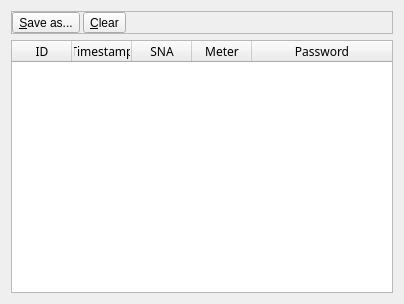
First picture: the form in Forms/CredentialsUI.ui, repository TarlogicSecurity/PLCTool, before the edit.
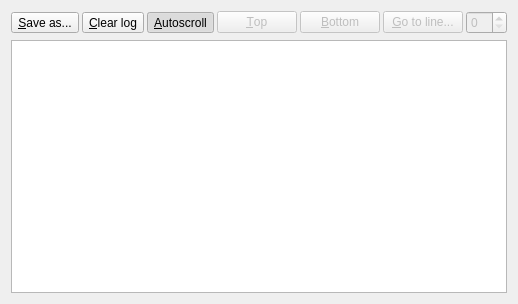
Second picture: the form after the edit.

The edit to the form file:
```diff
--- a/Forms/CredentialsUI.ui
+++ b/Forms/CredentialsUI.ui
@@ -17,7 +17,7 @@
    <item row="0" column="0">
     <widget class="QFrame" name="frame">
      <property name="frameShape">
-      <enum>QFrame::StyledPanel</enum>
+      <enum>QFrame::NoFrame</enum>
      </property>
      <property name="frameShadow">
       <enum>QFrame::Raised</enum>
@@ -38,38 +38,88 @@
       <property name="spacing">
        <number>3</number>
       </property>
-      <item row="0" column="0">
-       <widget class="QToolButton" name="saveButton">
+      <item row="1" column="2">
+       <widget class="QToolButton" name="autoScrollButton">
         <property name="text">
-         <string>&amp;Save as...</string>
+         <string>&amp;Autoscroll</string>
         </property>
-       </widget>
-      </item>
-      <item row="0" column="1">
-       <widget class="QToolButton" name="clearButton">
-        <property name="text">
-         <string>&amp;Clear</string>
+        <property name="checkable">
+         <bool>true</bool>
         </property>
+        <property name="checked">
+         <bool>true</bool>
+        </property>
        </widget>
       </item>
-      <item row="0" column="2">
+      <item row="1" column="7">
        <spacer name="horizontalSpacer">
         <property name="orientation">
          <enum>Qt::Horizontal</enum>
         </property>
         <property name="sizeHint" stdset="0">
          <size>
-          <width>270</width>
+          <width>499</width>
           <height>20</height>
          </size>
         </property>
        </spacer>
       </item>
+      <item row="1" column="3">
+       <widget class="QPushButton" name="topButton">
+        <property name="enabled">
+         <bool>false</bool>
+        </property>
+        <property name="text">
+         <string>&amp;Top</string>
+        </property>
+       </widget>
+      </item>
+      <item row="1" column="1">
+       <widget class="QToolButton" name="clearButton">
+        <property name="text">
+         <string>&amp;Clear log</string>
+        </property>
+       </widget>
+      </item>
+      <item row="1" column="5">
+       <widget class="QPushButton" name="gotoButton">
+        <property name="enabled">
+         <bool>false</bool>
+        </property>
+        <property name="text">
+         <string>&amp;Go to line...</string>
+        </property>
+       </widget>
+      </item>
+      <item row="1" column="0">
+       <widget class="QToolButton" name="saveButton">
+        <property name="text">
+         <string>&amp;Save as...</string>
+        </property>
+       </widget>
+      </item>
+      <item row="1" column="4">
+       <widget class="QPushButton" name="bottomButton">
+        <property name="enabled">
+         <bool>false</bool>
+        </property>
+        <property name="text">
+         <string>&amp;Bottom</string>
+        </property>
+       </widget>
+      </item>
+      <item row="1" column="6">
+       <widget class="QSpinBox" name="lineSpin">
+        <property name="enabled">
+         <bool>false</bool>
+        </property>
+       </widget>
+      </item>
      </layout>
     </widget>
    </item>
    <item row="1" column="0">
-    <widget class="QTableWidget" name="tableWidget">
+    <widget class="QTableView" name="tableView">
      <property name="font">
       <font>
        <family>Cascadia Code PL</family>
@@ -81,49 +131,27 @@
      <property name="sortingEnabled">
       <bool>true</bool>
      </property>
-     <attribute name="horizontalHeaderVisible">
-      <bool>true</bool>
-     </attribute>
-     <attribute name="horizontalHeaderDefaultSectionSize">
+     <attribute name="horizontalHeaderMinimumSectionSize">
       <number>60</number>
      </attribute>
+     <attribute name="horizontalHeaderDefaultSectionSize">
+      <number>11</number>
+     </attribute>
      <attribute name="horizontalHeaderStretchLastSection">
       <bool>true</bool>
      </attribute>
-     <attribute name="verticalHeaderVisible">
-      <bool>false</bool>
-     </attribute>
-     <attribute name="verticalHeaderDefaultSectionSize">
-      <number>14</number>
+     <attribute name="verticalHeaderCascadingSectionResizes">
+      <bool>true</bool>
      </attribute>
      <attribute name="verticalHeaderMinimumSectionSize">
       <number>14</number>
      </attribute>
-     <column>
-      <property name="text">
-       <string>ID</string>
-      </property>
-     </column>
-     <column>
-      <property name="text">
-       <string>Timestamp</string>
-      </property>
-     </column>
-     <column>
-      <property name="text">
-       <string>SNA</string>
-      </property>
-     </column>
-     <column>
-      <property name="text">
-       <string>Meter</string>
-      </property>
-     </column>
-     <column>
-      <property name="text">
-       <string>Password</string>
-      </property>
-     </column>
+     <attribute name="verticalHeaderDefaultSectionSize">
+      <number>19</number>
+     </attribute>
+     <attribute name="verticalHeaderStretchLastSection">
+      <bool>false</bool>
+     </attribute>
     </widget>
    </item>
   </layout>
```
